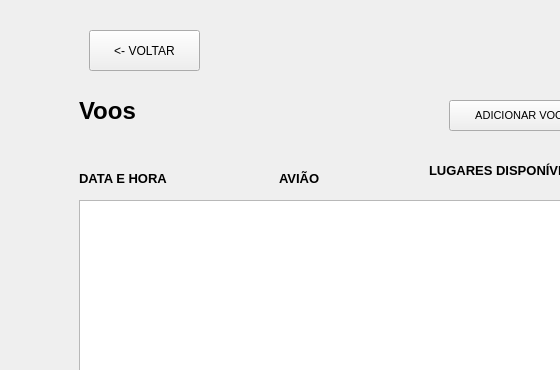
First picture: the form in src/resources/listingFlights.ui, repository Mathgobbo/Free-Fallin-Manager, before the edit; both pictures show x 91 to 651 and y 0 to 370 of the 800 by 600 pixel window.
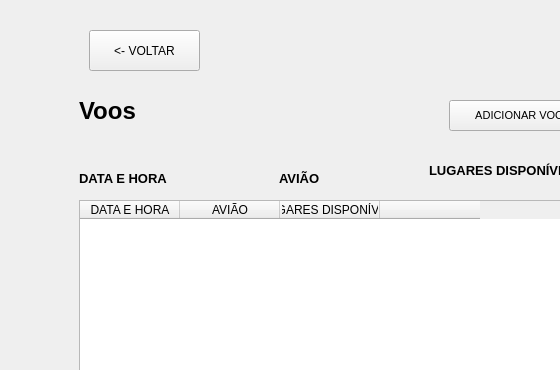
Second picture: the form after the edit.

Commit message: Ajustes: Lista de voos

What changed in the file:
```diff
--- a/src/resources/listingFlights.ui
+++ b/src/resources/listingFlights.ui
@@ -130,6 +130,26 @@
       <height>192</height>
      </rect>
     </property>
+    <column>
+     <property name="text">
+      <string>DATA E HORA</string>
+     </property>
+    </column>
+    <column>
+     <property name="text">
+      <string>AVIÃO</string>
+     </property>
+    </column>
+    <column>
+     <property name="text">
+      <string>LUGARES DISPONÍVEIS</string>
+     </property>
+    </column>
+    <column>
+     <property name="text">
+      <string/>
+     </property>
+    </column>
    </widget>
   </widget>
   <widget class="QMenuBar" name="menubar">
```
Left out of the diff: 6 changed lines with no effect on the pictures. The commit also changes 1 other file.
